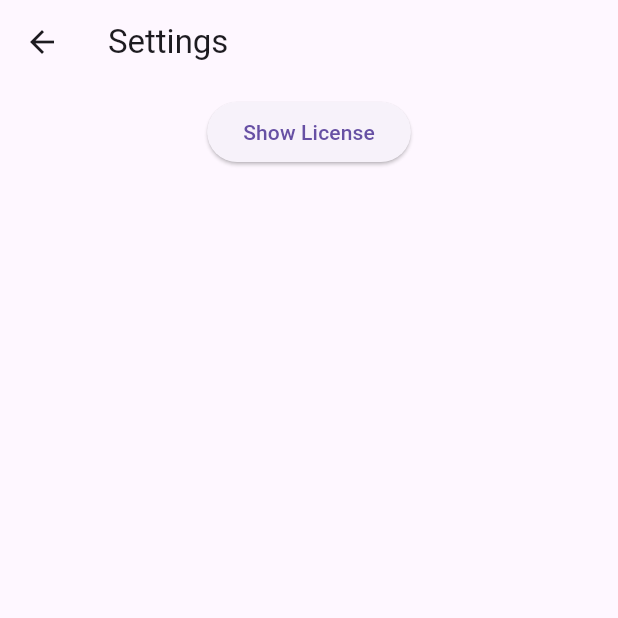
After one commit to koukiito/repo-viewer, a Flutter app: the screen it shows after launch, after a tap on the "settings" icon, on a phone screen of 412 x 824 dp, the top half of it. The commit adds this screen. Run offline on Flutter 3.47's test engine with Material 3 defaults, Android fonts, the phone set to English and light mode, and no system bars; our stand-ins replace freezed_annotation, go_router, hooks_riverpod, package_info_plus, riverpod_annotation; generated files the repository leaves out were written again.

Commit message:
add: Settings View
- add Settings View
- add the Button to Settings View
- add show license button

```diff
--- a/app/lib/l10n/app_en.arb
+++ b/app/lib/l10n/app_en.arb
@@ -1,3 +1,5 @@
 {
-  "date": "Date"
+  "date": "Date",
+  "settings": "Settings",
+  "show_license": "Show License"
 }
--- a/app/lib/l10n/app_ja.arb
+++ b/app/lib/l10n/app_ja.arb
@@ -1,4 +1,6 @@
 {
   "@@locale": "ja",
-  "date": "日付"
+  "date": "日付",
+  "settings": "設定",
+  "show_license": "ライセンスを表示"
 }
--- a/app/lib/ui/route/app_router.dart
+++ b/app/lib/ui/route/app_router.dart
@@ -2,6 +2,7 @@ import 'package:flutter/material.dart';
 import 'package:go_router/go_router.dart';
 import 'package:repo_viewer/data/model/github_repository.dart';
 import 'package:repo_viewer/ui/search_repositories/search_repositories_view.dart';
+import 'package:repo_viewer/ui/settings/settings_view.dart';
 import 'package:riverpod_annotation/riverpod_annotation.dart';
 
 import '../search_repository_detail/search_repository_detail_view.dart';
@@ -50,3 +51,15 @@ class SearchRepositoryDetailRoute extends GoRouteData {
         repository: state.extra as GithubRepository);
   }
 }
+
+@TypedGoRoute<SettingsRoute>(
+  path: '/settings',
+)
+class SettingsRoute extends GoRouteData {
+  const SettingsRoute();
+
+  @override
+  Widget build(BuildContext context, GoRouterState state) {
+    return const SettingsView();
+  }
+}
--- a/app/lib/ui/search_repositories/search_repositories_view.dart
+++ b/app/lib/ui/search_repositories/search_repositories_view.dart
@@ -13,6 +13,15 @@ class SearchRepositoriesView extends HookConsumerWidget {
     return Scaffold(
         appBar: AppBar(
           title: const Text('Search Repositories'),
+          //To setting
+          actions: [
+            IconButton(
+              icon: const Icon(Icons.settings),
+              onPressed: () {
+                context.push('/settings');
+              },
+            )
+          ],
         ),
         body: SizedBox(
           width: double.infinity,
--- /dev/null
+++ b/app/lib/ui/settings/settings_view.dart
@@ -0,0 +1,48 @@
+import 'package:flutter/material.dart';
+import 'package:hooks_riverpod/hooks_riverpod.dart';
+import 'package:package_info_plus/package_info_plus.dart';
+import 'package:flutter_gen/gen_l10n/app_localizations.dart';
+
+class SettingsView extends HookConsumerWidget {
+  const SettingsView({super.key});
+
+  static Future _showLicense(BuildContext context) async {
+    final info = await PackageInfo.fromPlatform();
+    if (context.mounted) {
+      showLicensePage(
+        context: context,
+        applicationVersion: info.version,
+        applicationName: 'Repo Viewer',
+        applicationLegalese: 'Kouki Ito',
+      );
+    }
+  }
+
+  @override
+  Widget build(BuildContext context, WidgetRef ref) {
+    return Scaffold(
+      appBar: AppBar(
+        title: Text(L10n.of(context)!.settings),
+      ),
+      body: SizedBox(
+        width: double.infinity,
+        height: double.infinity,
+        child: Center(
+          child: Column(
+            children: [
+              Padding(
+                padding: const EdgeInsets.all(8.0),
+                child: ElevatedButton(
+                  onPressed: () {
+                    _showLicense(context);
+                  },
+                  child: Text(L10n.of(context)!.show_license),
+                ),
+              ),
+            ],
+          ),
+        ),
+      ),
+    );
+  }
+}
```
